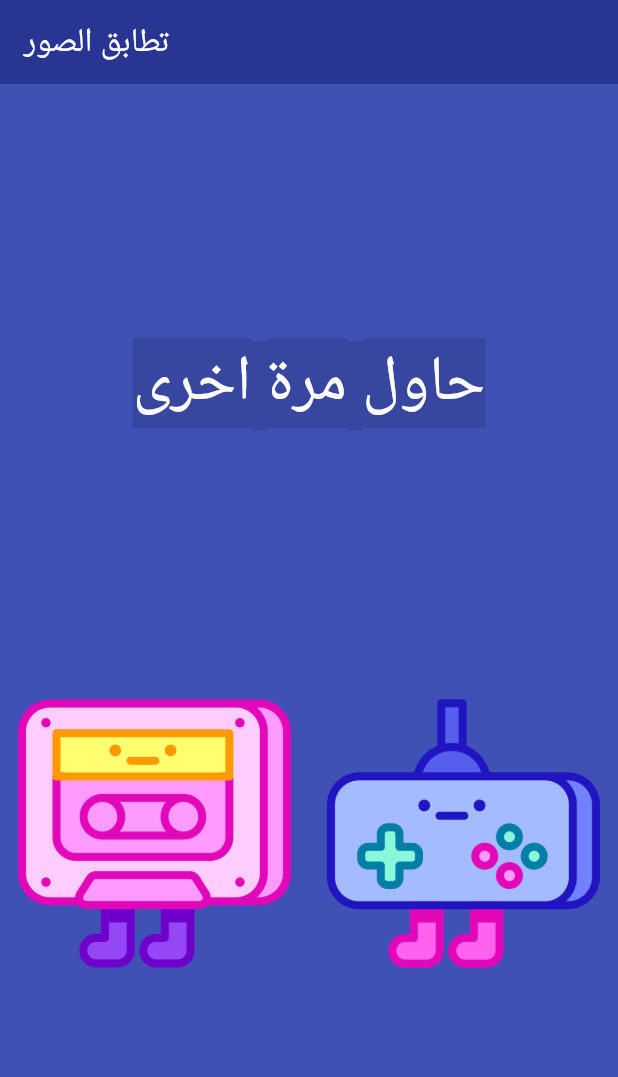
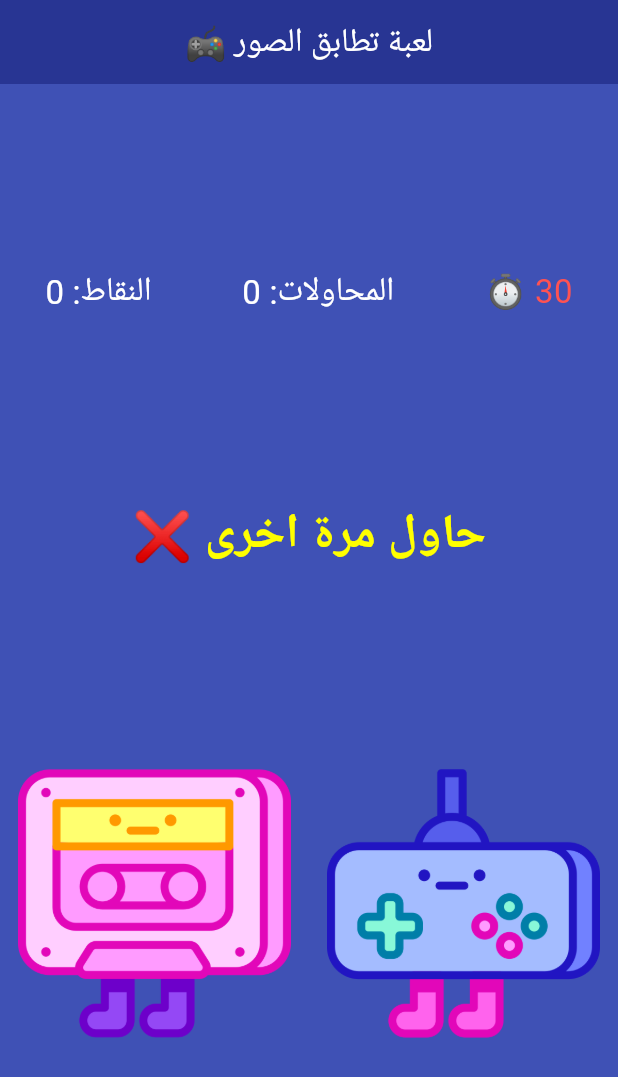
Before and after one commit to MohammedTsmu/marishka, a Flutter app: the first screen one second after launch, on a phone screen of 412 x 824 dp. Shown: the top 1077 px of the screen. Run offline on Flutter 3.47's test engine with Material 3 defaults, Android fonts, the phone set to English and light mode, and no system bars; Roboto replaces fonts that are missing (Cairo, Georgia).

Commit message:
v1.0.0.3

```diff
--- a/lib/main.dart
+++ b/lib/main.dart
@@ -1,56 +1,130 @@
 import 'package:flutter/material.dart';
 import 'dart:math';
+import 'dart:async';
 
 void main() {
   runApp(
     MaterialApp(
+      debugShowCheckedModeBanner: false,
       home: Scaffold(
         backgroundColor: Colors.indigo,
         appBar: AppBar(
-          title: Text('تطابق الصور', style: TextStyle(color: Colors.white)),
+          title: Text('🎮 لعبة تطابق الصور', style: TextStyle(color: Colors.white)),
           backgroundColor: Colors.indigo[800],
+          centerTitle: true,
         ),
-        body: ImagePage(),
+        body: ImageGame(),
       ),
     ),
   );
 }
 
-class ImagePage extends StatefulWidget {
-  const ImagePage({super.key});
+class ImageGame extends StatefulWidget {
+  const ImageGame({super.key});
 
   @override
-  State<ImagePage> createState() => _ImagePageState();
+  State<ImageGame> createState() => _ImageGameState();
 }
 
-class _ImagePageState extends State<ImagePage> {
+class _ImageGameState extends State<ImageGame> {
   var leftImageNumber = 1;
   var rightImageNumber = 2;
+  int score = 0;
+  int attempts = 0;
+  int timeLeft = 30; // 30 ثانية للعب
+  Timer? timer;
+
+  @override
+  void initState() {
+    super.initState();
+    startTimer();
+  }
+
+  void startTimer() {
+    timer = Timer.periodic(Duration(seconds: 1), (t) {
+      setState(() {
+        if (timeLeft > 0) {
+          timeLeft--;
+        } else {
+          t.cancel();
+          showGameOverDialog();
+        }
+      });
+    });
+  }
 
   void changeImage() {
-    leftImageNumber = Random().nextInt(8) + 1; //0-8
+    leftImageNumber = Random().nextInt(8) + 1;
     rightImageNumber = Random().nextInt(8) + 1;
+    attempts++;
+
+    if (leftImageNumber == rightImageNumber) {
+      score += 10; // تطابق ناجح
+    } else {
+      score -= 2; // خطأ
+    }
+  }
+
+  void resetGame() {
+    setState(() {
+      score = 0;
+      attempts = 0;
+      timeLeft = 30;
+      startTimer();
+    });
+  }
+
+  void showGameOverDialog() {
+    showDialog(
+      context: context,
+      builder: (_) => AlertDialog(
+        title: Text("⏳ انتهى الوقت!"),
+        content: Text("النتيجة: $score\nعدد المحاولات: $attempts"),
+        actions: [
+          TextButton(
+            onPressed: () {
+              Navigator.pop(context);
+              resetGame();
+            },
+            child: Text("إعادة اللعب"),
+          ),
+        ],
+      ),
+    );
   }
 
   @override
   Widget build(BuildContext context) {
     return Column(
       mainAxisAlignment: MainAxisAlignment.spaceEvenly,
+      children: [
+        // 🔹 عرض النقاط والوقت
+        Row(
+          mainAxisAlignment: MainAxisAlignment.spaceAround,
+          children: [
+            Text("النقاط: $score",
+                style: TextStyle(fontSize: 22, color: Colors.white)),
+            Text("المحاولات: $attempts",
+                style: TextStyle(fontSize: 22, color: Colors.white)),
+            Text("⏱ $timeLeft",
+                style: TextStyle(fontSize: 22, color: Colors.redAccent)),
+          ],
+        ),
 
-      children: [
+        // 🔹 رسالة النجاح أو المحاولة
         Text(
           leftImageNumber == rightImageNumber
-              ? 'مبرك لقد نجحت'
-              : 'حاول مرة اخرى',
-
+              ? '🎉 مبرك لقد نجحت!'
+              : '❌ حاول مرة اخرى',
           style: TextStyle(
-            fontSize: 42.0,
-            color: Colors.white,
-            fontFamily: 'Georgia',
-            backgroundColor: Colors.black12,
+            fontSize: 32.0,
+            color: Colors.yellowAccent,
+            fontWeight: FontWeight.bold,
+            fontFamily: 'Cairo',
           ),
         ),
 
+        // 🔹 الصور
         Row(
           children: [
             Expanded(
@@ -63,7 +137,6 @@ class _ImagePageState extends State<ImagePage> {
                 child: Image.asset('images/image-$leftImageNumber.png'),
               ),
             ),
-
             Expanded(
               child: TextButton(
                 onPressed: () {
```
